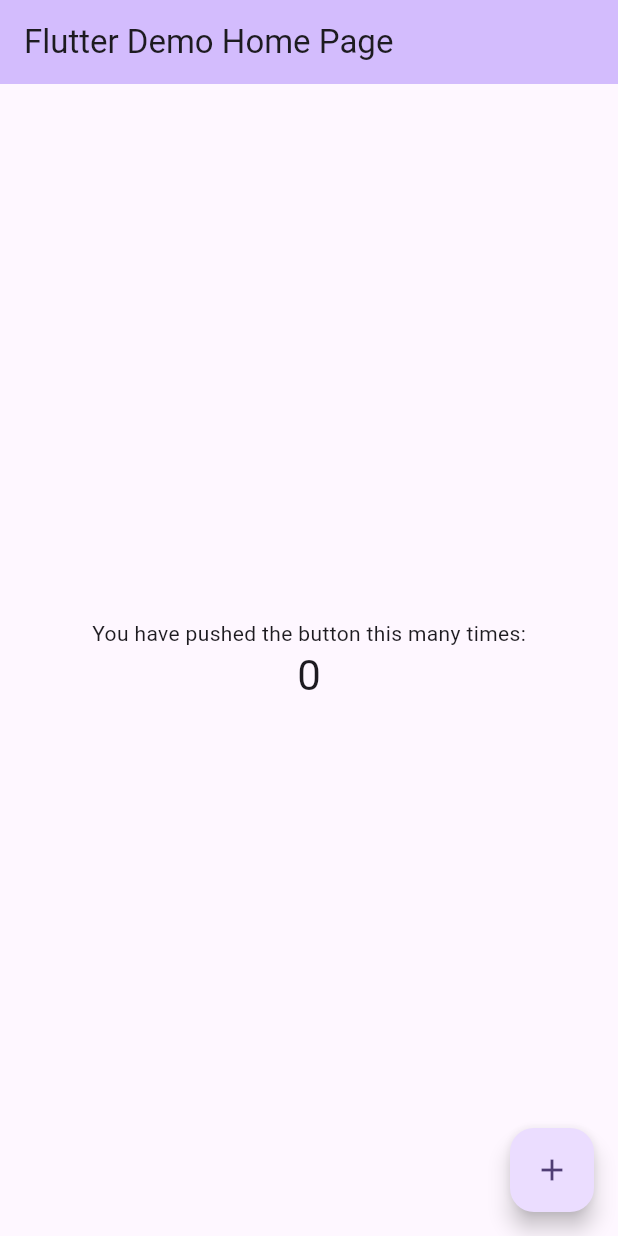
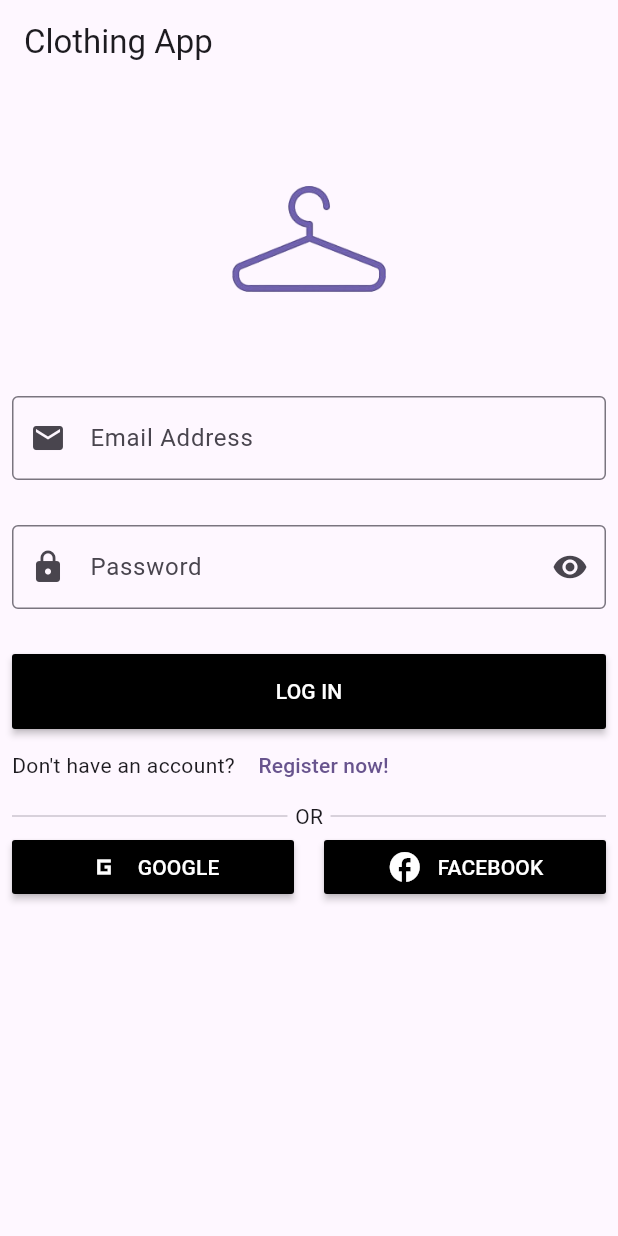
Before and after one commit to gh49/swe463_project, a Flutter app: the screen it shows after launch, on a phone screen of 412 x 824 dp. Run offline on Flutter 3.47's test engine with Material 3 defaults, Android fonts, the light colour scheme and no system bars.

Commit message:
login page

```diff
--- a/lib/main.dart
+++ b/lib/main.dart
@@ -1,4 +1,6 @@
 import 'package:flutter/material.dart';
+
+import 'modules/login_signup/login_screen.dart';
 
 void main() {
   runApp(const MyApp());
@@ -31,7 +33,7 @@ class MyApp extends StatelessWidget {
         colorScheme: ColorScheme.fromSeed(seedColor: Colors.deepPurple),
         useMaterial3: true,
       ),
-      home: const MyHomePage(title: 'Flutter Demo Home Page'),
+      home: const LoginScreen(),
     );
   }
 }
--- /dev/null
+++ b/lib/modules/login_signup/login_screen.dart
@@ -0,0 +1,150 @@
+import 'package:flutter/material.dart';
+
+class LoginScreen extends StatelessWidget {
+  const LoginScreen({super.key});
+
+  @override
+  Widget build(BuildContext context) {
+    return Scaffold(
+      appBar: AppBar(
+        title: Text("Clothing App"),
+      ),
+      body: Padding(
+        padding: EdgeInsets.all(8),
+        child: ListView(
+          children: [
+            Image(
+              image: AssetImage("assets/pictures/app_logo.png"),
+              height: 200,
+            ),
+            TextFormField(
+              decoration: InputDecoration(
+                border: OutlineInputBorder(),
+                prefixIcon: Icon(Icons.email),
+                labelText: "Email Address",
+                hintText: "example@abc.com",
+              ),
+              keyboardType: TextInputType.emailAddress,
+            ),
+            SizedBox(
+              height: 30,
+            ),
+            TextFormField(
+              decoration: InputDecoration(
+                border: OutlineInputBorder(),
+                prefixIcon: Icon(Icons.lock),
+                suffixIcon: IconButton(
+                  onPressed: () {},
+                  icon: Icon(Icons.visibility),
+                ),
+                labelText: "Password",
+              ),
+              keyboardType: TextInputType.visiblePassword,
+              obscureText: true,
+            ),
+            SizedBox(
+              height: 30,
+            ),
+            Container(
+              height: 50,
+              child: MaterialButton(
+                onPressed: () {
+                  print("log in");
+                },
+                color: Colors.black,
+                child: Text(
+                  "LOG IN",
+                  style: TextStyle(
+                    color: Colors.white,
+                  ),
+                ),
+              ),
+            ),
+            Row(
+              children: [
+                Text("Don't have an account? "),
+                TextButton(
+                  onPressed: () {},
+                  child: Text("Register now!"),
+                ),
+              ],
+            ),
+            Row(
+              children: [
+                Expanded(child: Divider()),
+                SizedBox(
+                  width: 5,
+                ),
+                Text("OR"),
+                SizedBox(
+                  width: 5,
+                ),
+                Expanded(child: Divider()),
+              ],
+            ),
+            Row(
+              mainAxisAlignment: MainAxisAlignment.center,
+              children: [
+                Expanded(
+                  child: MaterialButton(
+                    onPressed: () {
+                      print("sign in google");
+                    },
+                    color: Colors.black,
+                    child: Row(
+                      mainAxisAlignment: MainAxisAlignment.center,
+                      children: [
+                        Icon(
+                          Icons.g_mobiledata_sharp,
+                          color: Colors.white,
+                        ),
+                        SizedBox(
+                          width: 10,
+                        ),
+                        Text(
+                          "GOOGLE",
+                          style: TextStyle(
+                            color: Colors.white,
+                          ),
+                        ),
+                      ],
+                    ),
+                  ),
+                ),
+                SizedBox(
+                  width: 20,
+                ),
+                Expanded(
+                  child: MaterialButton(
+                    onPressed: () {
+                      print("sign in facebook");
+                    },
+                    color: Colors.black,
+                    child: Row(
+                      mainAxisAlignment: MainAxisAlignment.center,
+                      children: [
+                        Icon(
+                          Icons.facebook,
+                          color: Colors.white,
+                        ),
+                        SizedBox(
+                          width: 10,
+                        ),
+                        Text(
+                          "FACEBOOK",
+                          style: TextStyle(
+                            color: Colors.white,
+                          ),
+                        ),
+                      ],
+                    ),
+                  ),
+                ),
+              ],
+            ),
+          ],
+        ),
+      ),
+    );
+  }
+}
--- a/pubspec.yaml
+++ b/pubspec.yaml
@@ -62,6 +62,8 @@ flutter:
   # assets:
   #   - images/a_dot_burr.jpeg
   #   - images/a_dot_ham.jpeg
+  assets:
+    - assets/pictures/app_logo.png
 
   # An image asset can refer to one or more resolution-specific "variants", see
   # https://flutter.dev/assets-and-images/#resolution-aware
```
Also changed, not shown: assets/pictures/app_logo.png (added).
